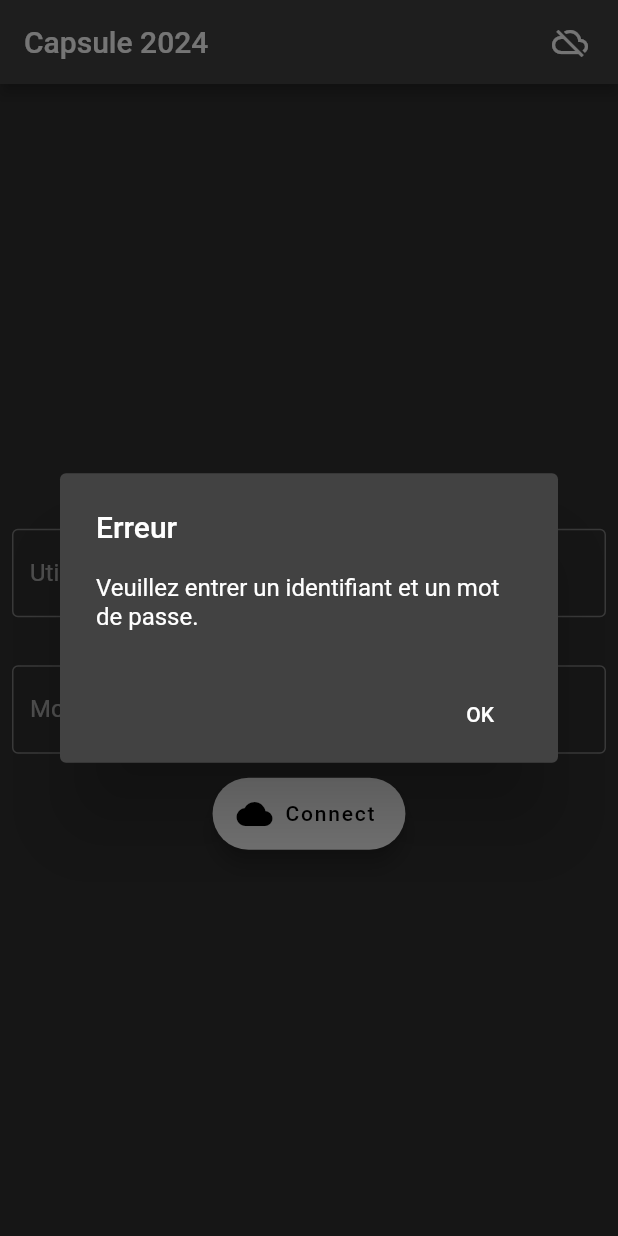
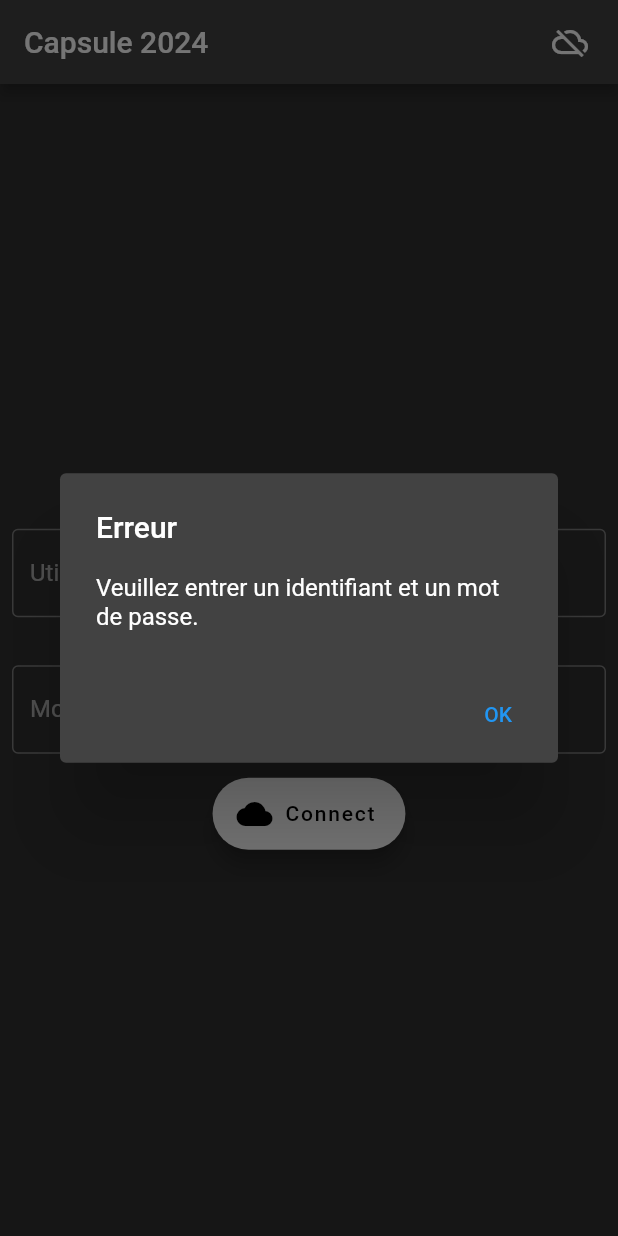
Before and after one commit to Gamma-Software/Capsule2024, a Flutter app: the screen it shows after launch, after a tap on "Connect", on a phone screen of 412 x 824 dp. Run offline on Flutter 3.47's test engine with Material 2 defaults, Android fonts, the phone set to English and light mode, and no system bars; our stand-ins replace flutter_map, latlong2, shared_preferences; missing offline and left inert: mqtt_client, ndialog.

Commit message:
fix warnings

```diff
--- a/lib/main.dart
+++ b/lib/main.dart
@@ -6,26 +6,18 @@
 */
 /////////////////////////////////////////////////////////////////
 
-import 'dart:convert';
-import 'dart:typed_data';
 import 'package:latlong2/latlong.dart';
 import 'dart:io';
-import 'package:flutter/foundation.dart';
 import 'package:flutter/services.dart';
 import 'package:flutter/material.dart';
 import 'package:mqtt_client/mqtt_client.dart';
 import 'package:mqtt_client/mqtt_server_client.dart';
 import 'package:ndialog/ndialog.dart';
-import 'package:page_transition/page_transition.dart';
 import 'dart:async';
 import 'package:shared_preferences/shared_preferences.dart';
-import 'package:connectivity_plus/connectivity_plus.dart';
-import 'package:wifi_info_flutter/wifi_info_flutter.dart';
-import 'package:permission_handler/permission_handler.dart';
-import 'package:network_info_plus/network_info_plus.dart';
-import 'package:maps_launcher/maps_launcher.dart';
 import 'package:flutter_map/flutter_map.dart';
 import 'package:url_launcher/url_launcher.dart';
+import 'leveling_bubble.dart';
 
 void main() {
   WidgetsFlutterBinding.ensureInitialized();
@@ -43,7 +35,7 @@ class MyApp extends StatelessWidget {
       title: 'Capsule 2024',
       themeMode: ThemeMode.dark,
       darkTheme: ThemeData.dark(),
-      home: MQTTClient(),
+      home: const MQTTClient(),
     );
   }
 }
@@ -86,7 +78,7 @@ class _MQTTClientState extends State<MQTTClient> {
   bool _outputPowerState = false;
   bool _outputState = false;
   bool _relayState = false;
-  LatLng _capsuleLocation = LatLng(0.0, 0.0);
+  final LatLng _capsuleLocation = LatLng(0.0, 0.0);
 
   MqttServerClient client = MqttServerClient('192.168.3.1', '');
   String _user = "";
@@ -229,7 +221,7 @@ class _MQTTClientState extends State<MQTTClient> {
                               ),
                               leading: Switch(
                                 value: _relayState,
-                                activeColor: Color(0xFF6200EE),
+                                activeColor: const Color(0xFF6200EE),
                                 onChanged: (bool value) {
                                   setRelay(value);
                                   setState(() {
@@ -248,7 +240,7 @@ class _MQTTClientState extends State<MQTTClient> {
                               ),
                               leading: Switch(
                                 value: _outputState,
-                                activeColor: Color(0xFF6200EE),
+                                activeColor: const Color(0xFF6200EE),
                                 onChanged: (bool value) {
                                   setOutput1(value);
                                   setState(() {
@@ -267,7 +259,7 @@ class _MQTTClientState extends State<MQTTClient> {
                               ),
                               leading: Switch(
                                 value: _outputPowerState,
-                                activeColor: Color(0xFF6200EE),
+                                activeColor: const Color(0xFF6200EE),
                                 onChanged: (bool value) {
                                   setOutputPower(value);
                                   setState(() {
@@ -292,7 +284,7 @@ class _MQTTClientState extends State<MQTTClient> {
                                 "https://{s}.tile.openstreetmap.org/{z}/{x}/{y}.png",
                             subdomains: ['a', 'b', 'c'],
                             attributionBuilder: (_) {
-                              return Text("© OpenStreetMap contributors");
+                              return const Text("© OpenStreetMap contributors");
                             },
                           ),
                           MarkerLayerOptions(
@@ -302,11 +294,9 @@ class _MQTTClientState extends State<MQTTClient> {
                                 height: 150.0,
                                 point: _capsuleLocation,
                                 rotate: false,
-                                builder: (ctx) => Container(
-                                  child: const Icon(
+                                builder: (ctx) => const Icon(
                                   Icons.gps_fixed,
                                   color: Colors.lightBlue,
-                                  ),
                                 ),
                               ),
                             ],
@@ -330,26 +320,29 @@ class _MQTTClientState extends State<MQTTClient> {
                             }),
                       )
                     ]),
-                    Center(
-                        child: Align(
-                      alignment: Alignment.bottomRight,
-                      // add your floating action button
-                      child: FloatingActionButton.extended(
-                          label: const Text('Where is Capsule ?'), // <-- Text
-                          backgroundColor: Colors.white,
-                          icon: const Icon(
-                            Icons.near_me,
-                            size: 24.0,
+                    CustomPaint(
+                      painter: LevelingBubble(),
+                      size: const Size(double.infinity, double.infinity),
                     ),
-                          onPressed: () {
-                            MapsLauncher.launchCoordinates(37.4220041,
-                                -122.0862462, 'Google Headquarters are here');
-                          }),
-                    ))
+                    //Center(
+                    //    child: Align(
+                    //  alignment: Alignment.bottomRight,
+                    //  // add your floating action button
+                    //  child: FloatingActionButton.extended(
+                    //      label: const Text('Where is Capsule ?'), // <-- Text
+                    //      backgroundColor: Colors.white,
+                    //      icon: const Icon(
+                    //        Icons.near_me,
+                    //        size: 24.0,
+                    //      ),
+                    //      onPressed: () {
+                    //        MapsLauncher.launchCoordinates(37.4220041,
+                    //            -122.0862462, 'Google Headquarters are here');
+                    //      }),
+                    //))
                   ],
                 )
-              : Container(
-                  child: Center(
+              : Center(
                   child: Column(
                     mainAxisAlignment: MainAxisAlignment.center,
                     children: <Widget>[
@@ -403,7 +396,6 @@ class _MQTTClientState extends State<MQTTClient> {
                     ],
                   ),
                 ),
-                ),
         ));
   }
 
@@ -418,7 +410,7 @@ class _MQTTClientState extends State<MQTTClient> {
               content: const Text(
                   'Veuillez entrer un identifiant et un mot de passe.'),
               actions: <Widget>[
-                FlatButton(
+                TextButton(
                   child: const Text('OK'),
                   onPressed: () {
                     Navigator.of(context).pop();
@@ -431,7 +423,6 @@ class _MQTTClientState extends State<MQTTClient> {
     }
     // Check that the MQTT host is reachable locally
     bool mqttAvailable = false;
-    bool localConnexion = true;
     await Socket.connect(_localServer, 1883,
             timeout: const Duration(seconds: 5))
         .then((socket) {
@@ -453,7 +444,6 @@ class _MQTTClientState extends State<MQTTClient> {
               timeout: const Duration(seconds: 5))
           .then((socket) {
         mqttAvailable = true;
-        localConnexion = false;
         _server = _remoteServer;
         print("success remotly");
         socket.destroy();
@@ -474,7 +464,7 @@ class _MQTTClientState extends State<MQTTClient> {
                 content: const Text(
                     'Capsule est injoignable, veuillez vérifier votre connexion au réseau CapsulePrivate et votre VPN.'),
                 actions: <Widget>[
-                  FlatButton(
+                  TextButton(
                     child: const Text('OK'),
                     onPressed: () {
                       Navigator.of(context).pop();
@@ -679,7 +669,6 @@ class _MQTTClientState extends State<MQTTClient> {
                 " 502 5 1 6 203 " +
                 (state ? 1 : 0).toString())
             .payload!);
-    // TODO Check if the request was recieved
   }
 
   void setOutput1(bool state) {
@@ -692,7 +681,6 @@ class _MQTTClientState extends State<MQTTClient> {
                 " 502 5 1 6 202 " +
                 (state ? 1 : 0).toString())
             .payload!);
-    // TODO Check if the request was recieved
   }
 
   void setOutputPower(bool state) {
@@ -705,7 +693,6 @@ class _MQTTClientState extends State<MQTTClient> {
                 " 502 5 1 6 326 " +
                 (state ? 1 : 0).toString())
             .payload!);
-    // TODO Check if the request was recieved
   }
 
   void initPeriodicTopics() {
--- a/lib/settings_page.dart
+++ b/lib/settings_page.dart
@@ -1,5 +1,4 @@
 import 'package:flutter/material.dart';
-import 'package:page_transition/page_transition.dart';
 import 'package:shared_preferences/shared_preferences.dart';
 
 class Settings extends StatelessWidget {
```
Also changed, not shown: lib/leveling_bubble.dart (added, +74 -0 lines), 1 other file. Lines whose indentation alone changed are shown as unchanged.
